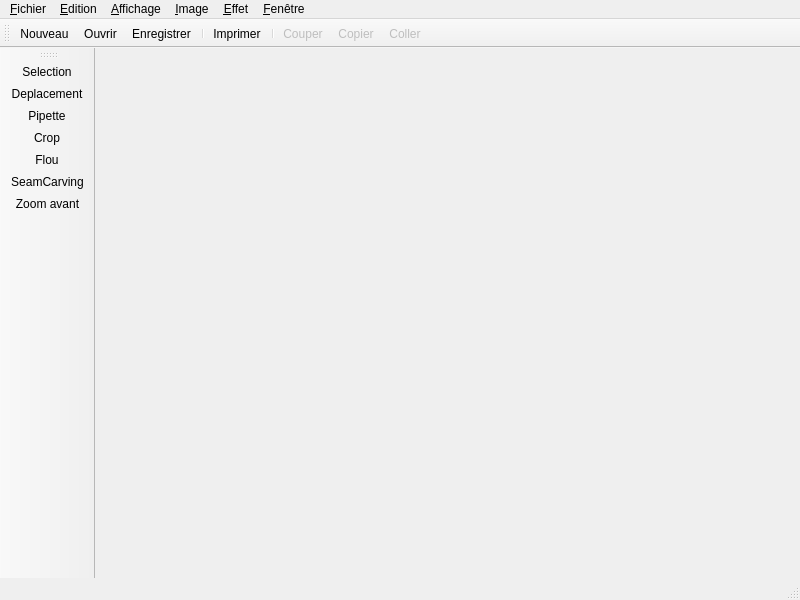
The window that Basma/image1/mainwindow.ui (LilyOfTheWest/image) describes before a commit, drawn with Qt 5.
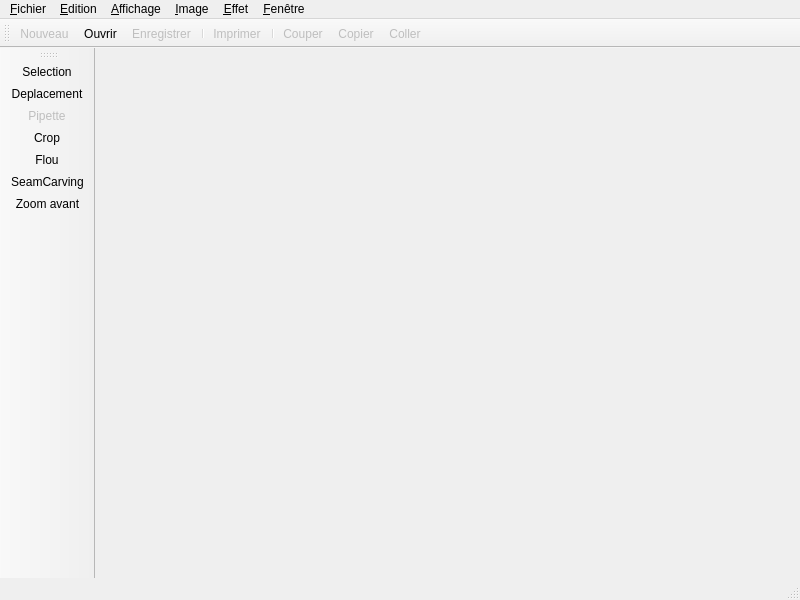
The same window after the commit. Icons and pictures are not drawn.

```diff
--- a/Basma/image1/mainwindow.ui
+++ b/Basma/image1/mainwindow.ui
@@ -136,7 +136,7 @@
     <enum>LeftToolBarArea</enum>
    </attribute>
    <attribute name="toolBarBreak">
-    <bool>true</bool>
+    <bool>false</bool>
    </attribute>
    <addaction name="action_Selection"/>
    <addaction name="actionDeplacement"/>
@@ -147,6 +147,9 @@
    <addaction name="actionZoom_avant"/>
   </widget>
   <action name="action_Nouveau">
+   <property name="enabled">
+    <bool>false</bool>
+   </property>
    <property name="icon">
     <iconset resource="res.qrc">
      <normaloff>:/Edition/Menu Edition/new file.png</normaloff>:/Edition/Menu Edition/new file.png</iconset>
@@ -183,6 +186,9 @@
    </property>
   </action>
   <action name="action_Enregistrer">
+   <property name="enabled">
+    <bool>false</bool>
+   </property>
    <property name="icon">
     <iconset resource="res.qrc">
      <normaloff>:/Edition/Menu Edition/Save.png</normaloff>:/Edition/Menu Edition/Save.png</iconset>
@@ -207,6 +213,9 @@
    </property>
   </action>
   <action name="action_Imprimer">
+   <property name="enabled">
+    <bool>false</bool>
+   </property>
    <property name="icon">
     <iconset resource="res.qrc">
      <normaloff>:/Edition/Menu Edition/Print.png</normaloff>:/Edition/Menu Edition/Print.png</iconset>
@@ -455,6 +464,9 @@
    </property>
   </action>
   <action name="actionPipette">
+   <property name="enabled">
+    <bool>false</bool>
+   </property>
    <property name="icon">
     <iconset resource="res.qrc">
      <normaloff>:/group1/pipette-icon.png</normaloff>:/group1/pipette-icon.png</iconset>
```
Left out of the diff: 6 changed lines with no effect on the pictures.
